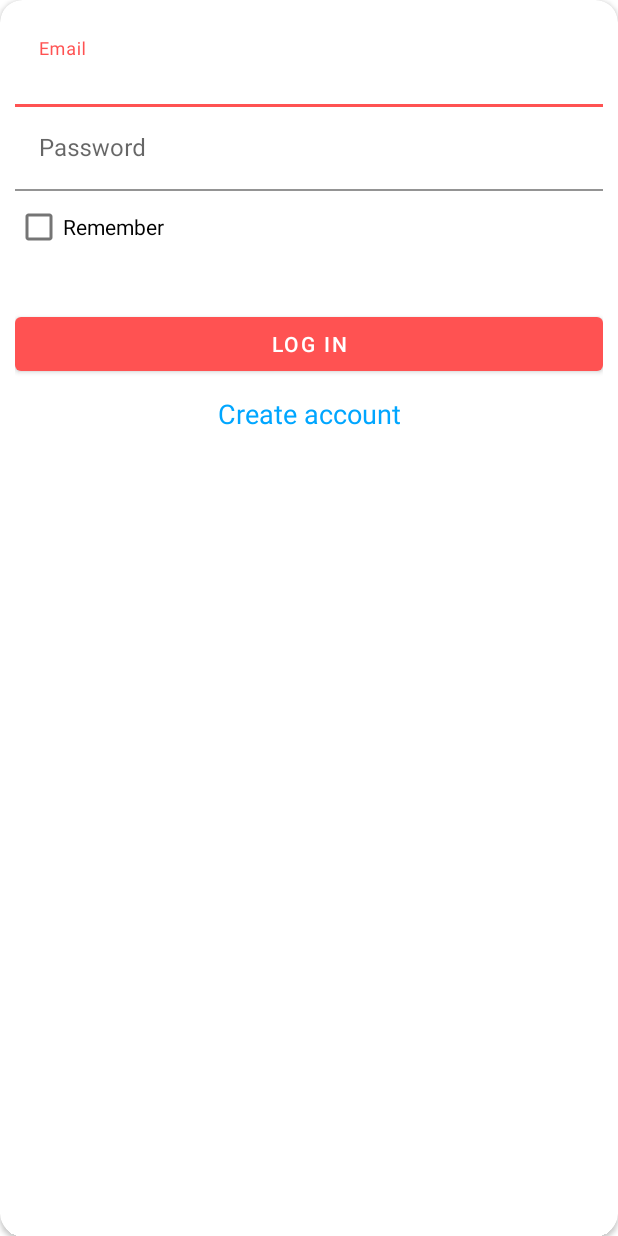
After one commit to AlineCruzDEV/desafioFirebase, an Android app: the layout item_login.xml on its own in the app's theme, with its tools: preview values and no code run, on a phone screen of 412 x 824 dp. The commit adds this screen. Run offline under Robolectric (Android 15) with nearby library versions, the phone set to English and light mode, and no system bars.

Commit message:
Implementacao da tela de Login

```diff
--- /dev/null
+++ b/app/src/main/res/layout/item_login.xml
@@ -0,0 +1,75 @@
+<?xml version="1.0" encoding="utf-8"?>
+<androidx.cardview.widget.CardView xmlns:android="http://schemas.android.com/apk/res/android"
+    android:layout_width="match_parent"
+    android:layout_height="match_parent"
+    xmlns:app="http://schemas.android.com/apk/res-auto"
+    app:cardCornerRadius="15dp"
+    android:layout_gravity="center"
+    android:background="@color/white">
+
+    <LinearLayout
+        android:layout_width="match_parent"
+        android:layout_height="match_parent"
+        android:orientation="vertical"
+        android:background="@color/white"
+        android:layout_marginLeft="10dp"
+        android:layout_marginRight="10dp"
+        android:layout_marginTop="15dp"
+        android:layout_marginBottom="15dp">
+
+        <com.google.android.material.textfield.TextInputLayout
+            android:layout_width="match_parent"
+            android:layout_height="wrap_content">
+
+            <com.google.android.material.textfield.TextInputEditText
+                android:id="@+id/email"
+                android:layout_width="match_parent"
+                android:layout_height="wrap_content"
+                android:hint="@string/email"
+                android:textColorHint="@color/verde"
+                android:textColor="@color/verde"
+                android:background="@color/white"/>
+        </com.google.android.material.textfield.TextInputLayout>
+
+        <com.google.android.material.textfield.TextInputLayout
+            android:layout_width="match_parent"
+            android:layout_height="wrap_content">
+
+            <com.google.android.material.textfield.TextInputEditText
+                android:id="@+id/passwordLogin"
+                android:layout_width="match_parent"
+                android:layout_height="wrap_content"
+                android:hint="@string/password"
+                android:textColorHint="@color/verde"
+                android:inputType="textPassword"
+                android:textColor="@color/verde"
+                android:background="@color/white"/>
+        </com.google.android.material.textfield.TextInputLayout>
+
+        <CheckBox
+            android:id="@+id/cbRemenber"
+            android:layout_width="match_parent"
+            android:layout_height="wrap_content"
+            android:text="@string/remember"
+            android:background="@color/white" />
+
+        <Button
+            android:id="@+id/btnLogin"
+            android:layout_width="match_parent"
+            android:layout_height="wrap_content"
+            android:text="@string/login"
+            android:layout_marginTop="30dp"
+            android:layout_marginBottom="10dp"/>
+
+        <TextView
+            android:id="@+id/tvCreateAccout"
+            android:layout_width="match_parent"
+            android:layout_height="wrap_content"
+            android:gravity="center_horizontal"
+            android:text="@string/create_account"
+            android:textSize="18sp"
+            android:textColor="@color/azul_claro"/>
+
+    </LinearLayout>
+
+</androidx.cardview.widget.CardView>
--- a/app/src/main/res/values/colors.xml
+++ b/app/src/main/res/values/colors.xml
@@ -1,10 +1,12 @@
 <?xml version="1.0" encoding="utf-8"?>
 <resources>
     <color name="purple_200">#FFBB86FC</color>
-    <color name="purple_500">#FF6200EE</color>
-    <color name="purple_700">#FF3700B3</color>
-    <color name="teal_200">#FF03DAC5</color>
+    <color name="purple_500">#FF5252</color>
+    <color name="purple_700">#009688</color>
+    <color name="teal_200">#FF5252</color>
     <color name="teal_700">#FF018786</color>
     <color name="black">#FF000000</color>
     <color name="white">#FFFFFFFF</color>
+    <color name="verde">#009688</color>
+    <color name="azul_claro">#00A6FF</color>
 </resources>
--- a/app/src/main/res/values/strings.xml
+++ b/app/src/main/res/values/strings.xml
@@ -1,3 +1,8 @@
 <resources>
     <string name="app_name">Desafio Firebase</string>
+    <string name="email">Email</string>
+    <string name="password">Password</string>
+    <string name="remember">Remember</string>
+    <string name="login">LOG IN</string>
+    <string name="create_account">Create account</string>
 </resources>
```
Also changed, not shown: app/src/main/java/com/digitalhouse/desafiofirebase/LoginActivity.kt (+27 -1 lines), app/src/main/res/layout/activity_login.xml (+33 -1 lines).
